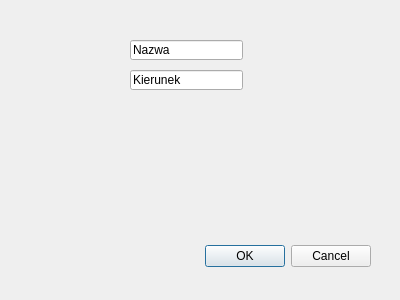
First picture: the form in dodaj_grupe_dialog.ui, repository IPP-Projekt/Uczelnia_z_bibloteka_klas, before the edit.
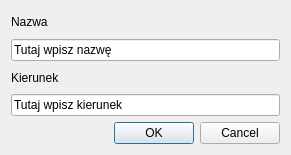
Second picture: the form after the edit.

Patch:
```diff
--- a/dodaj_grupe_dialog.ui
+++ b/dodaj_grupe_dialog.ui
@@ -6,55 +6,53 @@
    <rect>
     <x>0</x>
     <y>0</y>
-    <width>400</width>
-    <height>300</height>
+    <width>291</width>
+    <height>155</height>
    </rect>
   </property>
   <property name="windowTitle">
    <string>Dialog</string>
   </property>
-  <widget class="QDialogButtonBox" name="buttonBox">
-   <property name="geometry">
-    <rect>
-     <x>30</x>
-     <y>240</y>
-     <width>341</width>
-     <height>32</height>
-    </rect>
-   </property>
-   <property name="orientation">
-    <enum>Qt::Horizontal</enum>
-   </property>
-   <property name="standardButtons">
-    <set>QDialogButtonBox::Cancel|QDialogButtonBox::Ok</set>
-   </property>
-  </widget>
-  <widget class="QLineEdit" name="txtbox_Nazwa">
-   <property name="geometry">
-    <rect>
-     <x>130</x>
-     <y>40</y>
-     <width>113</width>
-     <height>20</height>
-    </rect>
-   </property>
-   <property name="text">
-    <string>Nazwa</string>
-   </property>
-  </widget>
-  <widget class="QLineEdit" name="txtbox_Kierunek">
-   <property name="geometry">
-    <rect>
-     <x>130</x>
-     <y>70</y>
-     <width>113</width>
-     <height>20</height>
-    </rect>
-   </property>
-   <property name="text">
-    <string>Kierunek</string>
-   </property>
-  </widget>
+  <layout class="QVBoxLayout" name="verticalLayout">
+   <item>
+    <widget class="QLabel" name="label">
+     <property name="text">
+      <string>Nazwa</string>
+     </property>
+    </widget>
+   </item>
+   <item>
+    <widget class="QLineEdit" name="txtbox_Nazwa">
+     <property name="text">
+      <string>Tutaj wpisz nazwę</string>
+     </property>
+    </widget>
+   </item>
+   <item>
+    <widget class="QLabel" name="label_2">
+     <property name="text">
+      <string>Kierunek</string>
+     </property>
+    </widget>
+   </item>
+   <item>
+    <widget class="QLineEdit" name="txtbox_Kierunek">
+     <property name="text">
+      <string>Tutaj wpisz kierunek</string>
+     </property>
+    </widget>
+   </item>
+   <item>
+    <widget class="QDialogButtonBox" name="buttonBox">
+     <property name="orientation">
+      <enum>Qt::Horizontal</enum>
+     </property>
+     <property name="standardButtons">
+      <set>QDialogButtonBox::Cancel|QDialogButtonBox::Ok</set>
+     </property>
+    </widget>
+   </item>
+  </layout>
  </widget>
  <resources/>
  <connections>
```
